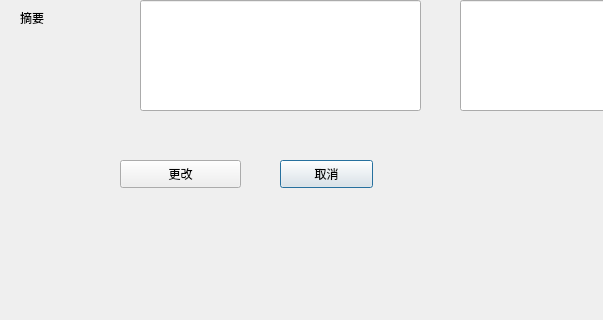
Before: the Qt Designer form qt try/ui_outline/bookchangedialog.ui in GhostofAdam/LibraryManagement, drawn with Qt 5; both pictures show x 0 to 603 and y 320 to 640 of the 779 by 640 pixel window.
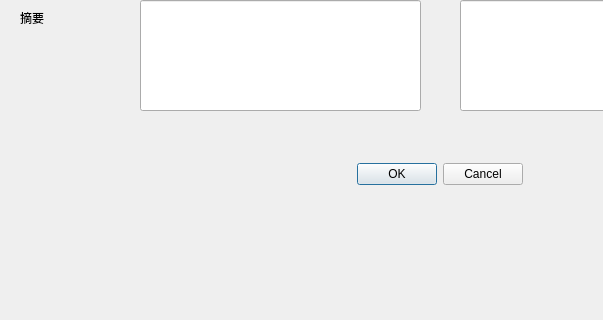
After: the same form once the commit is applied.

```diff
--- a/qt try/ui_outline/bookchangedialog.ui
+++ b/qt try/ui_outline/bookchangedialog.ui
@@ -13,19 +13,6 @@
   <property name="windowTitle">
    <string>Form</string>
   </property>
-  <widget class="QPushButton" name="CancelButton">
-   <property name="geometry">
-    <rect>
-     <x>280</x>
-     <y>480</y>
-     <width>93</width>
-     <height>28</height>
-    </rect>
-   </property>
-   <property name="text">
-    <string>取消</string>
-   </property>
-  </widget>
   <widget class="QLabel" name="label_4">
    <property name="geometry">
     <rect>
@@ -108,19 +95,6 @@
     </rect>
    </property>
   </widget>
-  <widget class="QPushButton" name="ChangeButton">
-   <property name="geometry">
-    <rect>
-     <x>120</x>
-     <y>480</y>
-     <width>121</width>
-     <height>28</height>
-    </rect>
-   </property>
-   <property name="text">
-    <string>更改</string>
-   </property>
-  </widget>
   <widget class="QLineEdit" name="Summary">
    <property name="geometry">
     <rect>
@@ -217,6 +191,19 @@
     <string>右侧为修改后的结果</string>
    </property>
   </widget>
+  <widget class="QDialogButtonBox" name="buttonBox">
+   <property name="geometry">
+    <rect>
+     <x>330</x>
+     <y>480</y>
+     <width>193</width>
+     <height>28</height>
+    </rect>
+   </property>
+   <property name="standardButtons">
+    <set>QDialogButtonBox::Cancel|QDialogButtonBox::Ok</set>
+   </property>
+  </widget>
  </widget>
  <resources/>
  <connections/>
```
